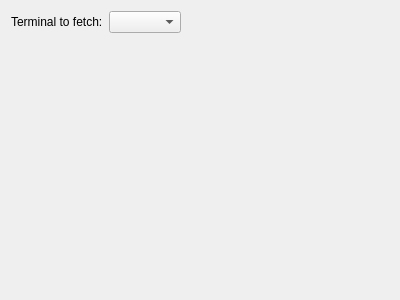
This is plugins/Commands/PronunciationTraining/pronunciationtrainingconfigurationdlg.ui in KDE/simon as Qt 5 draws it before an edit. The edited form follows.
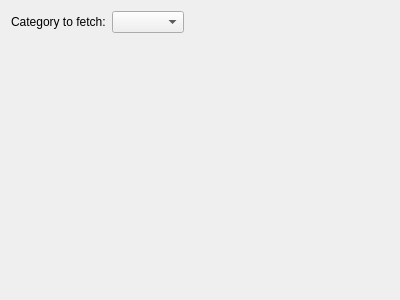
This is the edited form. Custom widgets are drawn as their Qt base class.

Commit message: Deprecating "terminal" in favor of "category"

Patch:
```diff
--- a/plugins/Commands/PronunciationTraining/pronunciationtrainingconfigurationdlg.ui
+++ b/plugins/Commands/PronunciationTraining/pronunciationtrainingconfigurationdlg.ui
@@ -22,7 +22,7 @@
      <item row="0" column="0">
       <widget class="QLabel" name="lbWordGroup">
        <property name="text">
-        <string>Terminal to fetch:</string>
+        <string>Category to fetch:</string>
        </property>
       </widget>
      </item>
```
Left out of the diff: 2 changed lines with no effect on the pictures. The commit also changes 88 other files.
